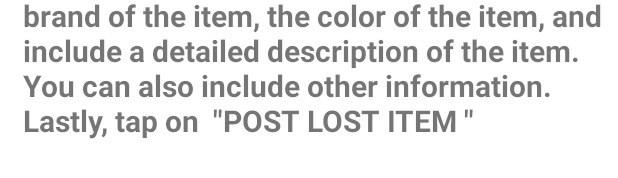
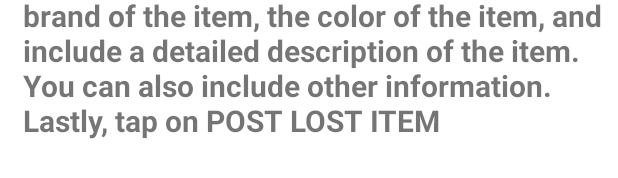
Before and after one commit to MatthewFraser22/CP470-Losty, an Android app: the layout fragment_how_to_post.xml on its own in the app's theme, with its tools: preview values and no code run, on a phone screen of 412 x 824 dp. Shown: the part 475-653 px from the top of the screen. Run offline under Robolectric (Android 15) with nearby library versions, the phone set to English and light mode, and no system bars.

Commit message:
Strings changes

```diff
--- a/app/src/main/res/layout/fragment_how_to_post.xml
+++ b/app/src/main/res/layout/fragment_how_to_post.xml
@@ -15,7 +15,7 @@
     <TextView
         android:layout_width="match_parent"
         android:layout_height="match_parent"
-        android:text="To make a post about an item that you have lost, tap on the post option at the bottom of the screen. Add a picture of the item, enter the name of the item, the brand of the item, the color of the item, and include a detailed description of the item. You can also include other information. Lastly, tap on  &quot;POST LOST ITEM &quot;"
+        android:text="@string/post_fragment"
         android:fontFamily="Arial"
         android:textSize="20dp"
         android:textStyle="bold"
--- a/app/src/main/res/layout/fragment_sign_in_out.xml
+++ b/app/src/main/res/layout/fragment_sign_in_out.xml
@@ -15,6 +15,6 @@
         android:fontFamily="Arial"
         android:textStyle="bold"
         android:textSize="20dp"
-        android:text="To sign out, tap on the profile option at the bottom of the screen. At the bottom of the profile page you will see an option to sign out. Once signed out, you will be prompted to sign in." />
+        android:text="@string/sign_fragment" />
 
 </FrameLayout>
--- a/app/src/main/res/layout/fragment_view_feed.xml
+++ b/app/src/main/res/layout/fragment_view_feed.xml
@@ -15,6 +15,6 @@
         android:fontFamily="Arial"
         android:textStyle="bold"
         android:textSize="20dp"
-        android:text="To view what other users have lost, tap on the home option at the bototm of the screen. Here you will find items that other people have lost." />
+        android:text="@string/feed_fragment" />
 
 </FrameLayout>
--- a/app/src/main/res/values/strings.xml
+++ b/app/src/main/res/values/strings.xml
@@ -46,6 +46,8 @@
     <string name="how_to_sign_out">How to sign in/out</string>
     <string name="about">About</string>
     <string name="post_fragment">To make a post about an item that you have lost, tap on the post option at the bottom of the screen. Add a picture of the item, enter the name of the item, the brand of the item, the color of the item, and include a detailed description of the item. You can also include other information. Lastly, tap on  POST LOST ITEM </string>
+    <string name="feed_fragment">To view what other users have lost, tap on the home option at the bottom of the screen. Here you will find items that other people have lost.</string>
+    <string name="sign_fragment">To sign out, tap on the profile option at the bottom of the screen. At the bottom of the profile page you will see an option to sign out. Once signed out, you will be prompted to sign in.</string>
 
 
 </resources>
```
Also changed, not shown: 2 other files.
